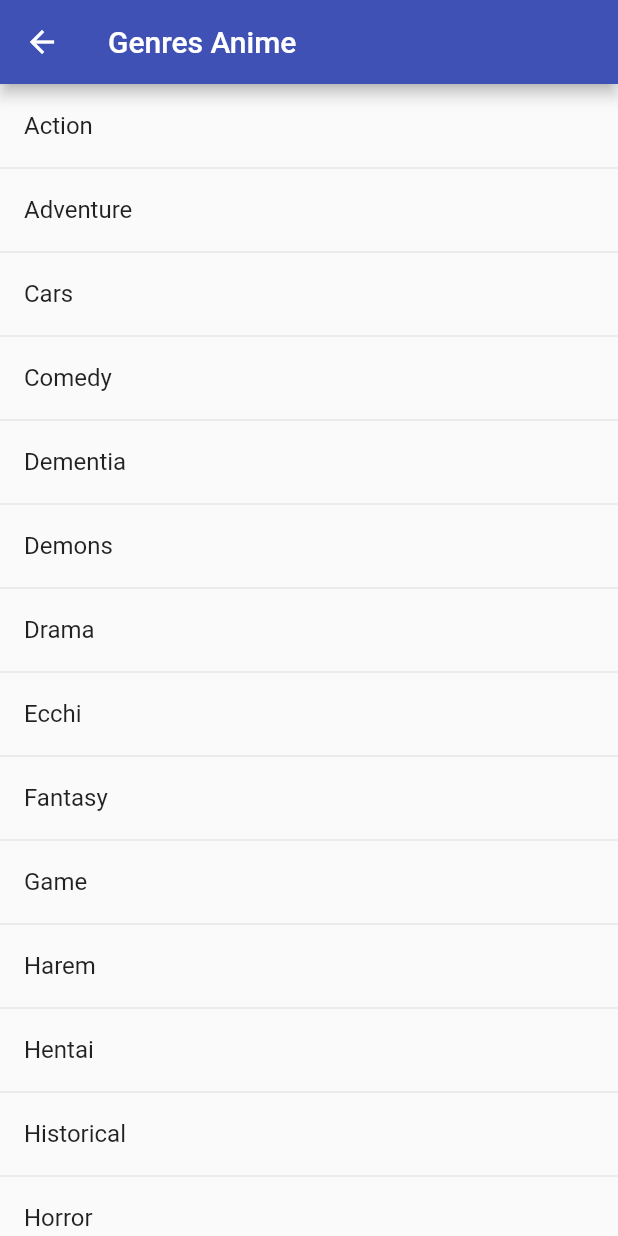
After one commit to javoeria/myanimelist-flutter, a Flutter app: the GenreAnimeScreen screen opened directly, on a phone screen of 412 x 824 dp. The commit adds this screen. Run offline on Flutter 3.47's test engine with Material 2 defaults, Android fonts, the phone set to English and light mode, and no system bars; our stand-ins replace auto_size_text, built_collection, charts_flutter, cloud_firestore, dynamic_theme, expandable and 6 more; missing offline and left inert: firebase_performance, flutter_pagewise, jikan_api; accounts and stored records are empty.

Commit message:
genre screens added

```diff
--- /dev/null
+++ b/lib/screens/genre_anime_screen.dart
@@ -0,0 +1,109 @@
+import 'package:flutter/material.dart';
+import 'package:jikan_api/jikan_api.dart';
+import 'package:myanimelist/widgets/season/season_list.dart';
+
+class GenreAnimeScreen extends StatelessWidget {
+  @override
+  Widget build(BuildContext context) {
+    Map<String, int> items = {
+      'Action': 1,
+      'Adventure': 2,
+      'Cars': 3,
+      'Comedy': 4,
+      'Dementia': 5,
+      'Demons': 6,
+      'Drama': 8,
+      'Ecchi': 9,
+      'Fantasy': 10,
+      'Game': 11,
+      'Harem': 35,
+      'Hentai': 12,
+      'Historical': 13,
+      'Horror': 14,
+      'Josei': 43,
+      'Kids': 15,
+      'Magic': 16,
+      'Martial Arts': 17,
+      'Mecha': 18,
+      'Military': 38,
+      'Music': 19,
+      'Mystery': 7,
+      'Parody': 20,
+      'Police': 39,
+      'Psychological': 40,
+      'Romance': 22,
+      'Samurai': 21,
+      'School': 23,
+      'Sci-Fi': 24,
+      'Seinen': 42,
+      'Shoujo': 25,
+      'Shoujo Ai': 26,
+      'Shounen': 27,
+      'Shounen Ai': 28,
+      'Slice Of Life': 36,
+      'Space': 29,
+      'Sports': 30,
+      'Super Power': 31,
+      'Supernatural': 37,
+      'Thriller': 41,
+      'Vampire': 32,
+      'Yaoi': 33,
+      'Yuri': 34,
+    };
+
+    List<String> keys = items.keys.toList();
+    List<int> values = items.values.toList();
+    return Scaffold(
+      appBar: AppBar(
+        title: Text('Genres Anime'),
+      ),
+      body: Scrollbar(
+        child: ListView.separated(
+          separatorBuilder: (context, index) => Divider(height: 0.0),
+          itemCount: items.length,
+          itemBuilder: (context, index) {
+            return ListTile(
+              title: Text(keys.elementAt(index)),
+              onTap: () {
+                Navigator.push(
+                  context,
+                  MaterialPageRoute(
+                    builder: (context) => GenreAnimeList(values[index], keys[index]),
+                    settings: RouteSettings(name: "GenreAnime${keys[index]}"),
+                  ),
+                );
+              },
+            );
+          },
+        ),
+      ),
+    );
+  }
+}
+
+class GenreAnimeList extends StatelessWidget {
+  GenreAnimeList(this.id, this.genre);
+
+  final int id;
+  final String genre;
+
+  @override
+  Widget build(BuildContext context) {
+    return Scaffold(
+      appBar: AppBar(
+        title: Text('$genre Anime'),
+      ),
+      body: FutureBuilder(
+        future: Jikan().getGenre(GenreType.anime, Genre.values[id - 1]),
+        builder: (context, snapshot) {
+          if (snapshot.connectionState != ConnectionState.done) {
+            return Center(child: CircularProgressIndicator());
+          }
+
+          GenreList genre = snapshot.data;
+          return SeasonList(genre.anime);
+        },
+      ),
+    );
+  }
+}
--- a/test_driver/app_test.dart
+++ b/test_driver/app_test.dart
@@ -149,6 +149,16 @@ void main() {
       await driver.tap(find.pageBack());
     });
 
+    test('genres anime screen', () async {
+      await driver.tap(menuIconFinder);
+      await driver.tap(animeTextFinder);
+      await driver.tap(find.text('Genres Anime'));
+      await driver.tap(find.text('Action'));
+      await takeScreenshot('genre_anime');
+      await driver.tap(find.pageBack());
+      await driver.tap(find.pageBack());
+    });
+
     test('search manga screen', () async {
       await driver.tap(menuIconFinder);
       await driver.tap(mangaTextFinder);
@@ -176,6 +186,16 @@ void main() {
       await driver.tap(find.pageBack());
     });
 
+    test('genres manga screen', () async {
+      await driver.tap(menuIconFinder);
+      await driver.tap(mangaTextFinder);
+      await driver.tap(find.text('Genres Manga'));
+      await driver.tap(find.text('Action'));
+      await takeScreenshot('genre_manga');
+      await driver.tap(find.pageBack());
+      await driver.tap(find.pageBack());
+    });
+
     test('top industry screen', () async {
       await driver.tap(menuIconFinder);
       await driver.tap(industryTextFinder);
```
Also changed, not shown: lib/screens/genre_manga_screen.dart (added, +222 -0 lines), lib/screens/home_screen.dart (+28 -0 lines).
